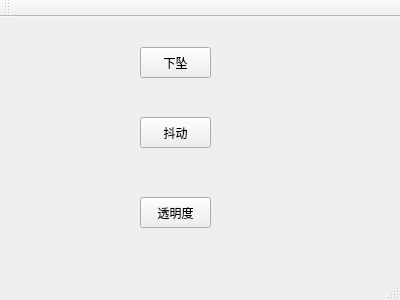
Old version of the form WindowsAnimation/mainwindow.ui in the repository TommyZhang936/MyQTP.
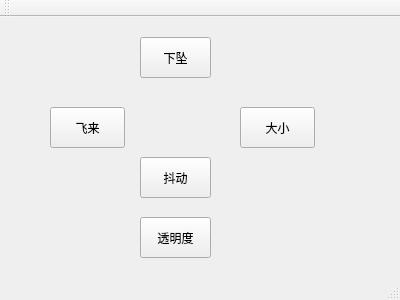
New version of the form.

The edit to the form file:
```diff
--- a/WindowsAnimation/mainwindow.ui
+++ b/WindowsAnimation/mainwindow.ui
@@ -18,9 +18,9 @@
     <property name="geometry">
      <rect>
       <x>140</x>
-      <y>30</y>
+      <y>20</y>
       <width>71</width>
-      <height>31</height>
+      <height>41</height>
      </rect>
     </property>
     <property name="text">
@@ -31,9 +31,9 @@
     <property name="geometry">
      <rect>
       <x>140</x>
-      <y>100</y>
+      <y>140</y>
       <width>71</width>
-      <height>31</height>
+      <height>41</height>
      </rect>
     </property>
     <property name="text">
@@ -44,15 +44,41 @@
     <property name="geometry">
      <rect>
       <x>140</x>
-      <y>180</y>
+      <y>200</y>
       <width>71</width>
-      <height>31</height>
+      <height>41</height>
      </rect>
     </property>
     <property name="text">
      <string>透明度</string>
     </property>
    </widget>
+   <widget class="QPushButton" name="pushButton_4">
+    <property name="geometry">
+     <rect>
+      <x>50</x>
+      <y>90</y>
+      <width>75</width>
+      <height>41</height>
+     </rect>
+    </property>
+    <property name="text">
+     <string>飞来</string>
+    </property>
+   </widget>
+   <widget class="QPushButton" name="pushButton_5">
+    <property name="geometry">
+     <rect>
+      <x>240</x>
+      <y>90</y>
+      <width>75</width>
+      <height>41</height>
+     </rect>
+    </property>
+    <property name="text">
+     <string>大小</string>
+    </property>
+   </widget>
   </widget>
   <widget class="QMenuBar" name="menuBar">
    <property name="geometry">
```
